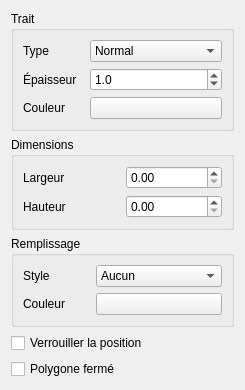
Old version of the form sources/ui/shapegraphicsitempropertieswidget.ui in the repository qelectrotech/qelectrotech-source-mirror.
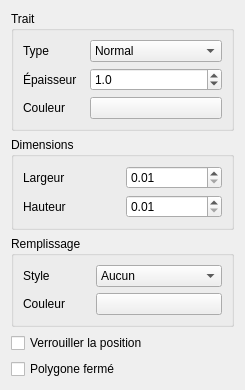
New version of the form. Custom widgets are drawn as their Qt base class.

Commit message:
Set minimum="0.01" on the shape width/height spinboxes
Previously only the multi-select (rect_H) commit path was guarded
against 0 -- the two single-shape branches in associatedUndo() were
still reachable and would commit a zero-width/zero-height rect.
Setting a floor on both QDoubleSpinBox widgets closes all three sites
at once by making the invalid input unreachable in the first place,
rather than needing a guard at each commit site. Left the existing
rect_H guard in place as defense in depth (e.g. against any future
non-UI caller of associatedUndo()).

Diff of the .ui file:
```diff
--- a/sources/ui/shapegraphicsitempropertieswidget.ui
+++ b/sources/ui/shapegraphicsitempropertieswidget.ui
@@ -142,6 +142,9 @@
         <property name="accelerated">
          <bool>true</bool>
         </property>
+        <property name="minimum">
+         <double>0.010000000000000</double>
+        </property>
         <property name="maximum">
          <double>99999.000000000000000</double>
         </property>
@@ -168,6 +171,9 @@
         <property name="accelerated">
          <bool>true</bool>
         </property>
+        <property name="minimum">
+         <double>0.010000000000000</double>
+        </property>
         <property name="maximum">
          <double>99999.000000000000000</double>
         </property>
```
